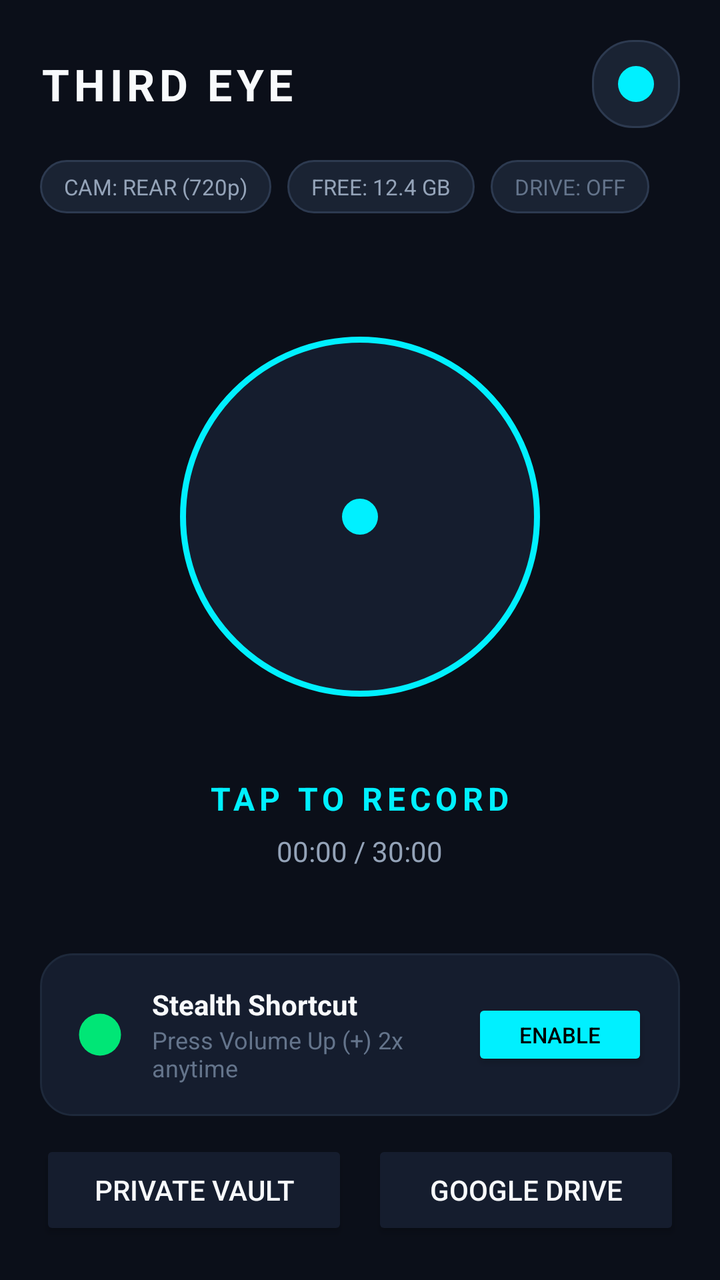
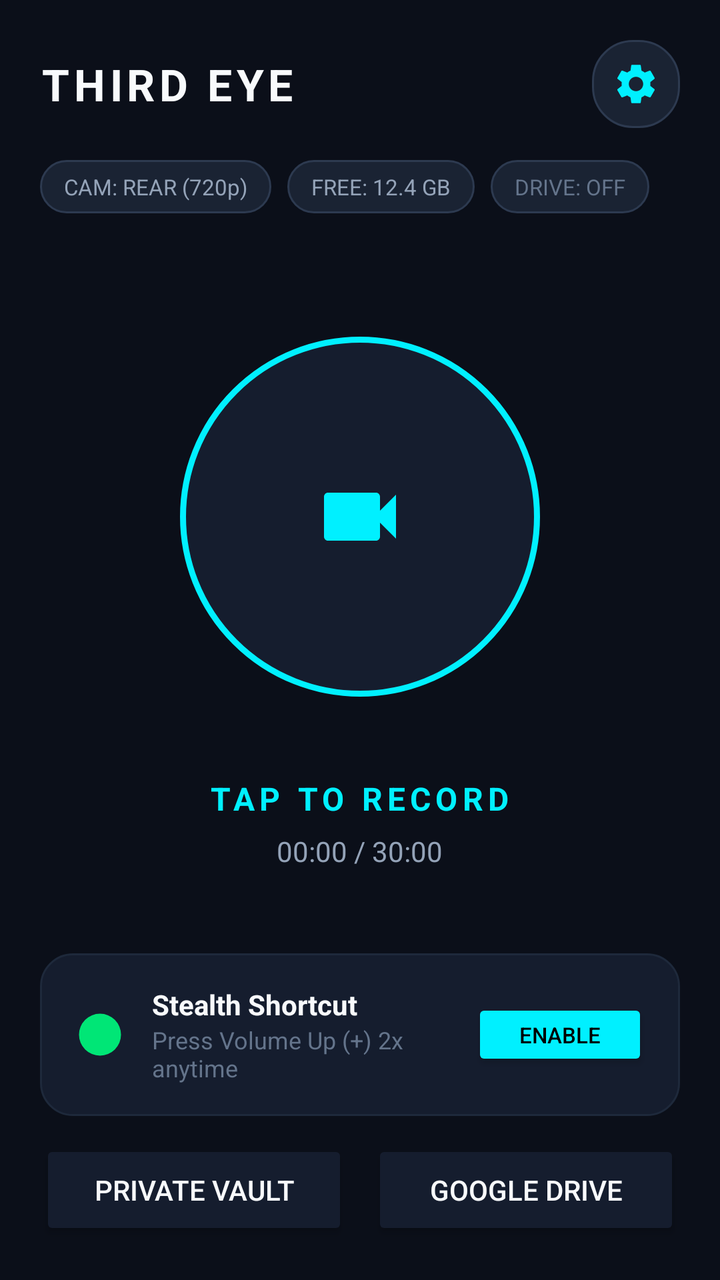

Two renders of the same Android screen: before a commit and after it. Below are the layout's source before the change and the commit's diff.
<!-- AndroidManifest.xml: activity theme Theme.ThirdEye -->
<!-- res/layout/activity_main.xml -->
<?xml version="1.0" encoding="utf-8"?>
<androidx.constraintlayout.widget.ConstraintLayout xmlns:android="http://schemas.android.com/apk/res/android"
    xmlns:app="http://schemas.android.com/apk/res-auto"
    xmlns:tools="http://schemas.android.com/tools"
    android:layout_width="match_parent"
    android:layout_height="match_parent"
    android:background="@color/bg_dark"
    android:padding="20dp">

    
    <LinearLayout
        android:id="@+id/headerLayout"
        android:layout_width="match_parent"
        android:layout_height="wrap_content"
        android:orientation="horizontal"
        android:gravity="center_vertical"
        app:layout_constraintTop_toTopOf="parent">

        <TextView
            android:id="@+id/tvAppTitle"
            android:layout_width="0dp"
            android:layout_height="wrap_content"
            android:layout_weight="1"
            android:text="THIRD EYE"
            android:textColor="@color/text_primary"
            android:textSize="22sp"
            android:textStyle="bold"
            android:letterSpacing="0.1" />

        
        <ImageButton
            android:id="@+id/btnOpenSettings"
            android:layout_width="44dp"
            android:layout_height="44dp"
            android:background="@drawable/bg_status_badge"
            android:src="@drawable/ic_camera_record"
            app:tint="@color/neon_cyan"
            android:contentDescription="Settings" />
    </LinearLayout>

    
    <LinearLayout
        android:id="@+id/badgeRow"
        android:layout_width="match_parent"
        android:layout_height="wrap_content"
        android:orientation="horizontal"
        android:layout_marginTop="16dp"
        app:layout_constraintTop_toBottomOf="@id/headerLayout">

        
        <TextView
            android:id="@+id/tvLensBadge"
            android:layout_width="wrap_content"
            android:layout_height="wrap_content"
            android:background="@drawable/bg_status_badge"
            android:paddingStart="12dp"
            android:paddingEnd="12dp"
            android:paddingTop="6dp"
            android:paddingBottom="6dp"
            android:text="CAM: REAR (720p)"
            android:textColor="@color/text_secondary"
            android:textSize="11sp"
            android:layout_marginEnd="8dp" />

        
        <TextView
            android:id="@+id/tvStorageBadge"
            android:layout_width="wrap_content"
            android:layout_height="wrap_content"
            android:background="@drawable/bg_status_badge"
            android:paddingStart="12dp"
            android:paddingEnd="12dp"
            android:paddingTop="6dp"
            android:paddingBottom="6dp"
            android:text="FREE: 12.4 GB"
            android:textColor="@color/text_secondary"
            android:textSize="11sp"
            android:layout_marginEnd="8dp" />

        
        <TextView
            android:id="@+id/tvCloudBadge"
            android:layout_width="wrap_content"
            android:layout_height="wrap_content"
            android:background="@drawable/bg_status_badge"
            android:paddingStart="12dp"
            android:paddingEnd="12dp"
            android:paddingTop="6dp"
            android:paddingBottom="6dp"
            android:text="DRIVE: OFF"
            android:textColor="@color/text_muted"
            android:textSize="11sp" />
    </LinearLayout>

    
    <LinearLayout
        android:id="@+id/centerSection"
        android:layout_width="wrap_content"
        android:layout_height="wrap_content"
        android:gravity="center"
        android:orientation="vertical"
        app:layout_constraintBottom_toTopOf="@id/bottomCards"
        app:layout_constraintEnd_toEndOf="parent"
        app:layout_constraintStart_toStartOf="parent"
        app:layout_constraintTop_toBottomOf="@id/badgeRow">

        
        <FrameLayout
            android:id="@+id/pulseContainer"
            android:layout_width="220dp"
            android:layout_height="220dp"
            android:layout_gravity="center">

            
            <ImageButton
                android:id="@+id/btnToggleRecord"
                android:layout_width="180dp"
                android:layout_height="180dp"
                android:layout_gravity="center"
                android:background="@drawable/bg_record_button"
                android:contentDescription="Start/Stop Record"
                android:src="@drawable/ic_camera_record"
                app:tint="@color/neon_cyan" />
        </FrameLayout>

        
        <TextView
            android:id="@+id/tvRecordStatus"
            android:layout_width="wrap_content"
            android:layout_height="wrap_content"
            android:layout_marginTop="20dp"
            android:letterSpacing="0.15"
            android:text="TAP TO RECORD"
            android:textColor="@color/neon_cyan"
            android:textSize="16sp"
            android:textStyle="bold" />

        
        <TextView
            android:id="@+id/tvTimerCounter"
            android:layout_width="wrap_content"
            android:layout_height="wrap_content"
            android:layout_marginTop="6dp"
            android:text="00:00 / 30:00"
            android:textColor="@color/text_secondary"
            android:textSize="14sp" />
    </LinearLayout>

    
    <LinearLayout
        android:id="@+id/bottomCards"
        android:layout_width="match_parent"
        android:layout_height="wrap_content"
        android:orientation="vertical"
        app:layout_constraintBottom_toBottomOf="parent">

        
        <LinearLayout
            android:layout_width="match_parent"
            android:layout_height="wrap_content"
            android:background="@drawable/bg_card"
            android:orientation="horizontal"
            android:padding="16dp"
            android:gravity="center_vertical"
            android:layout_marginBottom="12dp">

            <ImageView
                android:layout_width="28dp"
                android:layout_height="28dp"
                android:src="@drawable/ic_camera_record"
                app:tint="@color/neon_emerald"
                android:layout_marginEnd="12dp" />

            <LinearLayout
                android:layout_width="0dp"
                android:layout_height="wrap_content"
                android:layout_weight="1"
                android:orientation="vertical">

                <TextView
                    android:layout_width="wrap_content"
                    android:layout_height="wrap_content"
                    android:text="Stealth Shortcut"
                    android:textColor="@color/text_primary"
                    android:textSize="14sp"
                    android:textStyle="bold" />

                <TextView
                    android:id="@+id/tvShortcutStatus"
                    android:layout_width="wrap_content"
                    android:layout_height="wrap_content"
                    android:text="Press Volume Up (+) 2x anytime"
                    android:textColor="@color/text_muted"
                    android:textSize="12sp" />
            </LinearLayout>

            <Button
                android:id="@+id/btnEnableShortcut"
                android:layout_width="wrap_content"
                android:layout_height="36dp"
                android:backgroundTint="@color/neon_cyan"
                android:text="Enable"
                android:textColor="@color/black"
                android:textSize="11sp" />
        </LinearLayout>

        
        <LinearLayout
            android:layout_width="match_parent"
            android:layout_height="wrap_content"
            android:orientation="horizontal">

            <Button
                android:id="@+id/btnOpenVault"
                android:layout_width="0dp"
                android:layout_height="50dp"
                android:layout_weight="1"
                android:layout_marginEnd="6dp"
                android:backgroundTint="@color/surface_card"
                android:text="Private Vault"
                android:textColor="@color/text_primary" />

            <Button
                android:id="@+id/btnConnectDrive"
                android:layout_width="0dp"
                android:layout_height="50dp"
                android:layout_weight="1"
                android:layout_marginStart="6dp"
                android:backgroundTint="@color/surface_card"
                android:text="Google Drive"
                android:textColor="@color/text_primary" />
        </LinearLayout>

    </LinearLayout>

</androidx.constraintlayout.widget.ConstraintLayout>
<!-- resources referenced by this layout -->
<resources>
  <color name="bg_dark">#0B0F19</color>
  <color name="black">#FF000000</color>
  <color name="neon_cyan">#00F0FF</color>
  <color name="neon_emerald">#00E676</color>
  <color name="surface_card">#151D2E</color>
  <color name="text_muted">#64748B</color>
  <color name="text_primary">#F8FAFC</color>
  <color name="text_secondary">#94A3B8</color>
  <!-- drawable bg_card (drawable) -->
  <?xml version="1.0" encoding="utf-8"?>
  <shape xmlns:android="http://schemas.android.com/apk/res/android"
      android:shape="rectangle">
      <solid android:color="@color/surface_card" />
      <stroke android:width="1dp" android:color="@color/surface_card_stroke" />
      <corners android:radius="16dp" />
  </shape>
  <!-- drawable bg_record_button (drawable) -->
  <?xml version="1.0" encoding="utf-8"?>
  <shape xmlns:android="http://schemas.android.com/apk/res/android"
      android:shape="oval">
      <solid android:color="@color/surface_card" />
      <stroke android:width="3dp" android:color="@color/neon_cyan" />
  </shape>
  <!-- drawable bg_status_badge (drawable) -->
  <?xml version="1.0" encoding="utf-8"?>
  <shape xmlns:android="http://schemas.android.com/apk/res/android"
      android:shape="rectangle">
      <solid android:color="#1A2333" />
      <corners android:radius="20dp" />
      <stroke android:width="1dp" android:color="#2D3A50" />
  </shape>
  <!-- drawable ic_camera_record (drawable) -->
  <vector xmlns:android="http://schemas.android.com/apk/res/android"
      android:width="24dp"
      android:height="24dp"
      android:viewportWidth="24"
      android:viewportHeight="24">
      <path
          android:fillColor="@color/neon_cyan"
          android:pathData="M12,12m-9,0a9,9 0,1 1,18 0a9,9 0,1 1,-18 0" />
  </vector>
  <style name="Theme.ThirdEye" parent="Theme.Material3.Dark.NoActionBar">
          <item name="android:statusBarColor">@color/bg_dark</item>
          <item name="android:navigationBarColor">@color/bg_dark</item>
          <item name="android:windowBackground">@color/bg_dark</item>
          <item name="colorPrimary">@color/neon_cyan</item>
          <item name="colorSecondary">@color/neon_emerald</item>
      </style>
  <color name="surface_card_stroke">#1E293B</color>
</resources>

<!-- the commit's change to res/layout/activity_main.xml (unified diff, before → after) -->
@@ -33,7 +33,8 @@
             android:layout_width="44dp"
             android:layout_height="44dp"
             android:background="@drawable/bg_status_badge"
-            android:src="@drawable/ic_camera_record"
+            android:src="@drawable/ic_settings"
+            android:padding="10dp"
             app:tint="@color/neon_cyan"
             android:contentDescription="Settings" />
     </LinearLayout>
@@ -119,7 +120,9 @@
                 android:layout_gravity="center"
                 android:background="@drawable/bg_record_button"
                 android:contentDescription="Start/Stop Record"
-                android:src="@drawable/ic_camera_record"
+                android:scaleType="centerInside"
+                android:padding="36dp"
+                android:src="@drawable/ic_video_cam"
                 app:tint="@color/neon_cyan" />
         </FrameLayout>
 
<!-- resource entries referenced after the edit -->
@@ -41,6 +41,26 @@
           android:fillColor="@color/neon_cyan"
           android:pathData="M12,12m-9,0a9,9 0,1 1,18 0a9,9 0,1 1,-18 0" />
   </vector>
+  <!-- drawable ic_settings (drawable) -->
+  <vector xmlns:android="http://schemas.android.com/apk/res/android"
+      android:width="24dp"
+      android:height="24dp"
+      android:viewportWidth="24"
+      android:viewportHeight="24">
+      <path
+          android:fillColor="@color/neon_cyan"
+          android:pathData="M19.14,12.94c0.04,-0.3 0.06,-0.61 0.06,-0.94c0,-0.32 -0.02,-0.64 -0.07,-0.94l2.03,-1.58c0.18,-0.14 0.23,-0.41 0.12,-0.61l-1.92,-3.32c-0.12,-0.22 -0.37,-0.29 -0.59,-0.22l-2.39,0.96c-0.5,-0.38 -1.03,-0.7 -1.62,-0.94L14.4,2.81c-0.04,-0.24 -0.24,-0.41 -0.48,-0.41h-3.84c-0.24,0 -0.43,0.17 -0.47,0.41L9.25,5.35C8.66,5.59 8.12,5.92 7.63,6.29L5.24,5.33c-0.22,-0.08 -0.47,0 -0.59,0.22L2.74,8.87c-0.12,0.21 -0.08,0.47 0.12,0.61l2.03,1.58C4.84,11.36 4.8,11.69 4.8,12s0.02,0.64 0.07,0.94l-2.03,1.58c-0.18,0.14 -0.23,0.41 -0.12,0.61l1.92,3.32c0.12,0.22 0.37,0.29 0.59,0.22l2.39,-0.96c0.5,0.38 1.03,0.7 1.62,0.94l0.36,2.54c0.05,0.24 0.24,0.41 0.48,0.41h3.84c0.24,0 0.44,-0.17 0.47,-0.41l0.36,-2.54c0.59,-0.24 1.13,-0.56 1.62,-0.94l2.39,0.96c0.22,0.08 0.47,0 0.59,-0.22l1.92,-3.32c0.12,-0.22 0.07,-0.47 -0.12,-0.61L19.14,12.94zM12,15.6c-1.98,0 -3.6,-1.62 -3.6,-3.6s1.62,-3.6 3.6,-3.6s3.6,1.62 3.6,3.6S13.98,15.6 12,15.6z"/>
+  </vector>
+  <!-- drawable ic_video_cam (drawable) -->
+  <vector xmlns:android="http://schemas.android.com/apk/res/android"
+      android:width="48dp"
+      android:height="48dp"
+      android:viewportWidth="24"
+      android:viewportHeight="24">
+      <path
+          android:fillColor="@color/neon_cyan"
+          android:pathData="M17,10.5V7c0,-0.55 -0.45,-1 -1,-1H4c-0.55,0 -1,0.45 -1,1v10c0,0.55 0.45,1 1,1h12c0.55,0 1,-0.45 1,-1v-3.5l4,4v-11l-4,4z" />
+  </vector>
   <style name="Theme.ThirdEye" parent="Theme.Material3.Dark.NoActionBar">
           <item name="android:statusBarColor">@color/bg_dark</item>
           <item name="android:navigationBarColor">@color/bg_dark</item>
